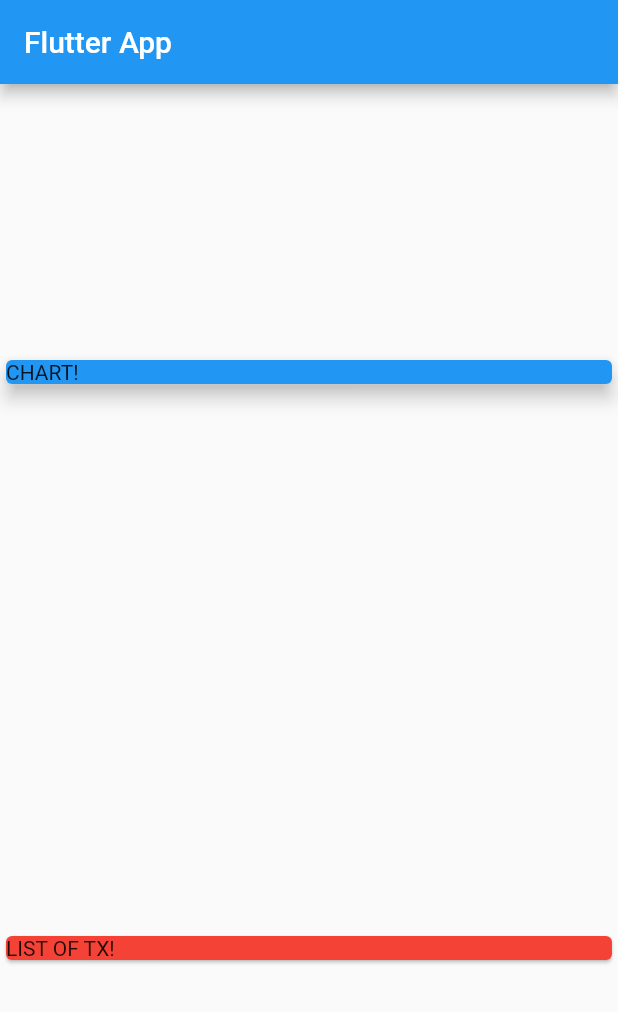
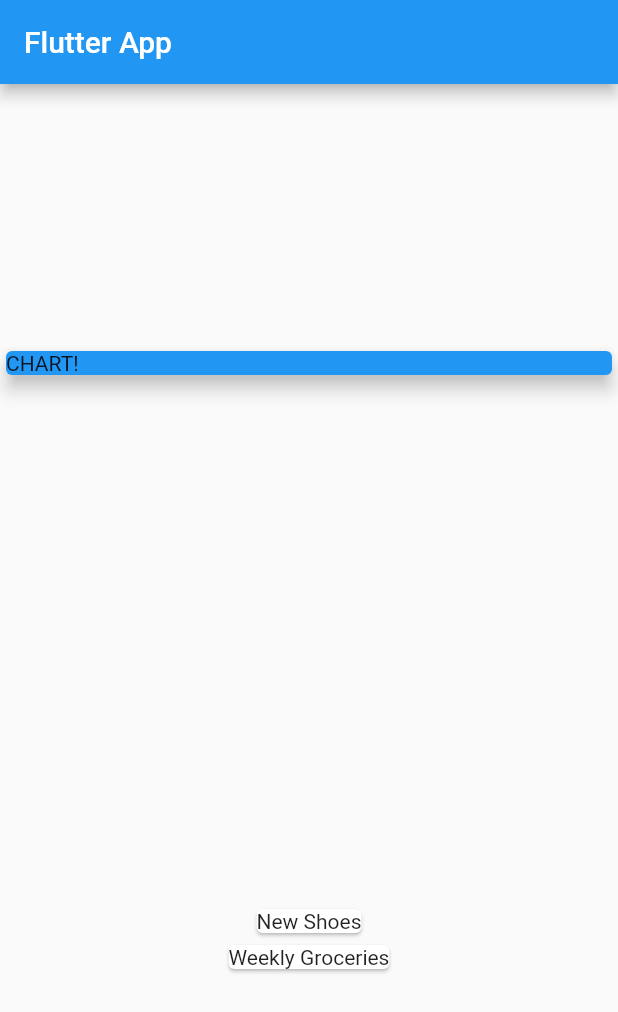
Before and after one commit to sahil1sk/Flutter-Expense-Calculator, a Flutter app: the screen it shows after launch, on a phone screen of 412 x 824 dp. Shown: the top 1012 px of the screen. Run offline on Flutter 3.47's test engine with Material 2 defaults, Android fonts, the phone set to English and light mode, and no system bars.

Commit message:
Mapping data into widget

```diff
--- a/lib/main.dart
+++ b/lib/main.dart
@@ -49,9 +49,10 @@ class MyHomePage extends StatelessWidget {
               elevation: 5, // control shadow effect
             ),
           ),
-          Card(
-            color: Colors.red,
-            child: Text('LIST OF TX!'),
+          Column(
+            children: transaction.map((tx) {
+              return Card(child: Text(tx.title),);
+            }).toList(),
           ),
         ],
       ),
```
